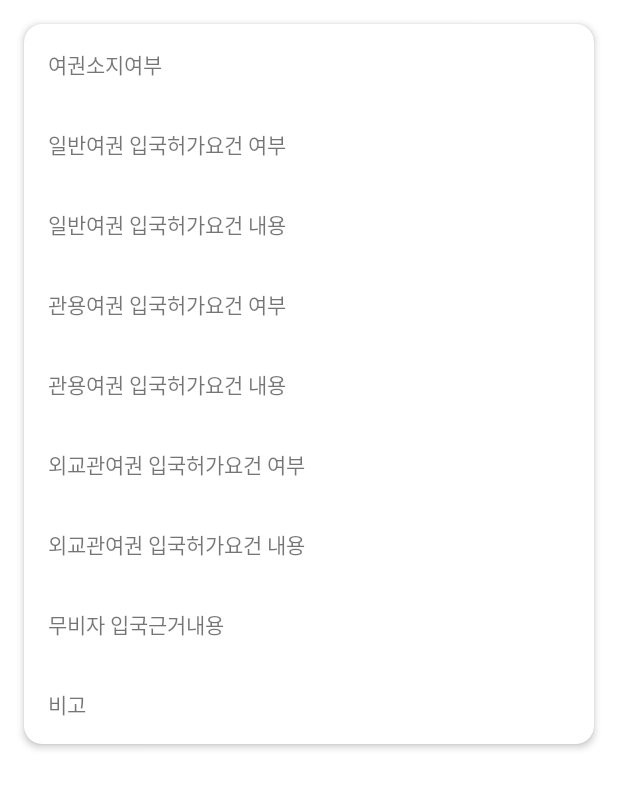
After one commit to mty0327/Gototravel, an Android app: the layout list_getentrancevisa.xml on its own in the app's theme, with its tools: preview values and no code run, on a phone screen of 412 x 824 dp. The commit adds this screen. Shown: the top 789 px of the screen. Run offline under Robolectric (Android 15) with nearby library versions, the phone set to English and light mode, and no system bars.

Commit message:
Result3 끝

```diff
--- a/app/src/main/AndroidManifest.xml
+++ b/app/src/main/AndroidManifest.xml
@@ -20,9 +20,6 @@
             android:exported="false" />
         <activity
             android:name=".activities.Result8Activity"
-            android:exported="false" />
-        <activity
-            android:name=".activities.Result7Activity"
             android:exported="false" />
         <activity
             android:name=".activities.Result4Activity"
--- a/app/src/main/java/com/mty/myapplication/activities/Result2Activity.kt
+++ b/app/src/main/java/com/mty/myapplication/activities/Result2Activity.kt
@@ -13,7 +13,6 @@ import retrofit2.Callback
 import retrofit2.Response
 import retrofit2.Retrofit
 import retrofit2.converter.gson.GsonConverterFactory
-import retrofit2.http.GET
 
 
 class Result2Activity : AppCompatActivity() {
--- a/app/src/main/res/layout/activity_result2.xml
+++ b/app/src/main/res/layout/activity_result2.xml
@@ -14,7 +14,7 @@
         android:textSize="22sp"
         android:textStyle="bold"
         android:fontFamily="@font/bmpro"
-        android:text="안전공지:국가∙지역별 각 공관에서 실시간 업데이트 되는 국가별 최신 안전공지를 제공하는 공공데이터 API 서비스"
+        android:text="안전공지:1.여권필요여부 2.일반여권 입국여부 3.일반여권 체류기간 4.관용여권 입국여부 5.관용여권 체류기간 6. 외교관여권 입국여부 7.외교관여권 체류기간 8.무비자 협정여부 9.비고"
         android:background="@color/btn2"/>
     <androidx.recyclerview.widget.RecyclerView
         android:id="@+id/re2"
--- /dev/null
+++ b/app/src/main/res/layout/list_getentrancevisa.xml
@@ -0,0 +1,79 @@
+<?xml version="1.0" encoding="utf-8"?>
+<androidx.cardview.widget.CardView xmlns:android="http://schemas.android.com/apk/res/android"
+    android:layout_width="match_parent"
+    android:layout_height="wrap_content"
+    xmlns:app="http://schemas.android.com/apk/res-auto"
+    android:layout_margin="16dp"
+    app:cardBackgroundColor="@color/white"
+    app:cardCornerRadius="12dp"
+    app:cardElevation="3dp"
+    android:padding="4dp">
+
+    <LinearLayout
+        android:layout_width="wrap_content"
+        android:layout_height="wrap_content"
+        android:orientation="vertical">
+
+        <TextView
+            android:id="@+id/tv_have_yn"
+            android:layout_width="match_parent"
+            android:layout_height="wrap_content"
+            android:padding="16dp"
+            android:text="여권소지여부" />
+
+        <TextView
+            android:id="@+id/tv_gnrl_pspt_visa_yn"
+            android:layout_width="match_parent"
+            android:layout_height="wrap_content"
+            android:padding="16dp"
+            android:text="일반여권 입국허가요건 여부"/>
+
+        <TextView
+            android:id="@+id/tv_gnrl_pspt_visa_cn"
+            android:layout_width="match_parent"
+            android:layout_height="wrap_content"
+            android:padding="16dp"
+            android:text="일반여권 입국허가요건 내용"/>
+
+        <TextView
+            android:id="@+id/tv_ofclpspt_visa_yn"
+            android:layout_width="match_parent"
+            android:layout_height="wrap_content"
+            android:padding="16dp"
+            android:text="관용여권 입국허가요건 여부"/>
+
+        <TextView
+            android:id="@+id/tv_ofclpspt_visa_cn"
+            android:layout_width="match_parent"
+            android:layout_height="wrap_content"
+            android:padding="16dp"
+            android:text="관용여권 입국허가요건 내용"/>
+        <TextView
+            android:id="@+id/tv_dplmt_pspt_visa_yn"
+            android:layout_width="match_parent"
+            android:layout_height="wrap_content"
+            android:padding="16dp"
+            android:text="외교관여권 입국허가요건 여부"/>
+        <TextView
+            android:id="@+id/tv_dplmt_pspt_visa_cn"
+            android:layout_width="match_parent"
+            android:layout_height="wrap_content"
+            android:padding="16dp"
+            android:text="외교관여권 입국허가요건 내용"/>
+        <TextView
+            android:id="@+id/tv_nvisa_entry_evdc_cn"
+            android:layout_width="match_parent"
+            android:layout_height="wrap_content"
+            android:padding="16dp"
+            android:text="무비자 입국근거내용"/>
+        <TextView
+            android:id="@+id/tv_remark"
+            android:layout_width="match_parent"
+            android:layout_height="wrap_content"
+            android:padding="16dp"
+            android:text="비고"/>
+
+    </LinearLayout>
+
+
+</androidx.cardview.widget.CardView>
```
Also changed, not shown: app/src/main/java/com/mty/myapplication/EntranceVisaService.kt (added, +11 -0 lines), app/src/main/java/com/mty/myapplication/activities/Result3Activity.kt (+42 -1 lines), app/src/main/java/com/mty/myapplication/adapters/GetEntranceVisaAdapter.kt (added, +49 -0 lines), app/src/main/java/com/mty/myapplication/model/GetEntranceVisa.kt (added, +27 -0 lines), app/src/main/java/com/mty/myapplication/model/SafetyNotice.kt (renamed from app/src/main/java/com/mty/myapplication/SafetyNotice.kt).
